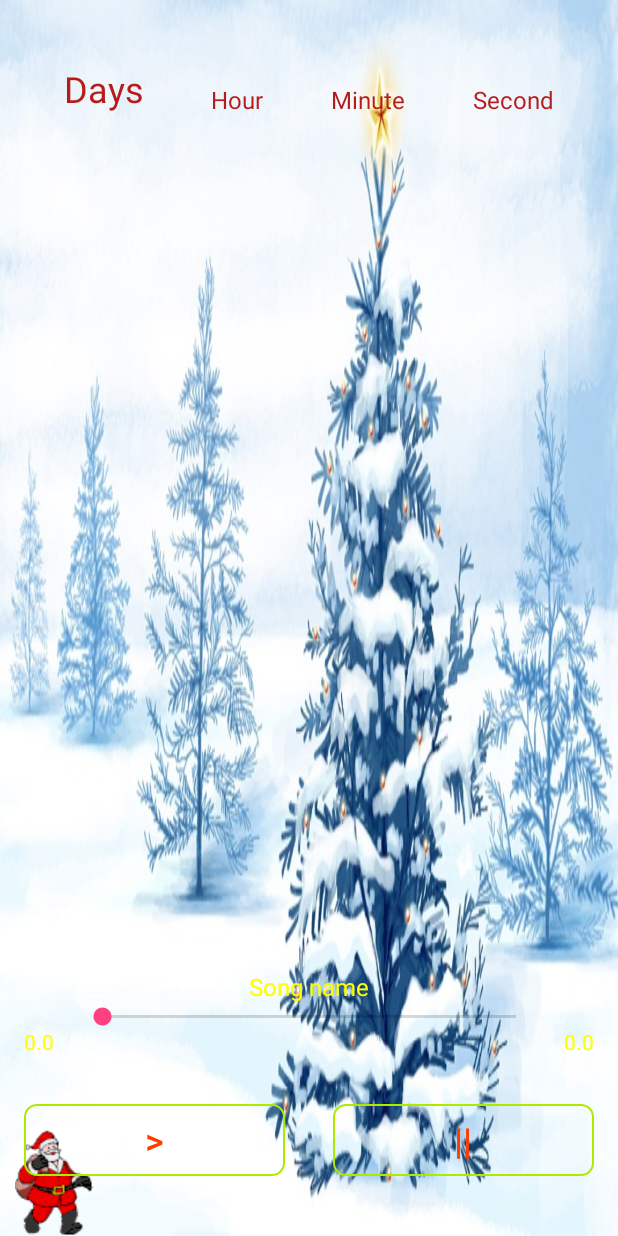
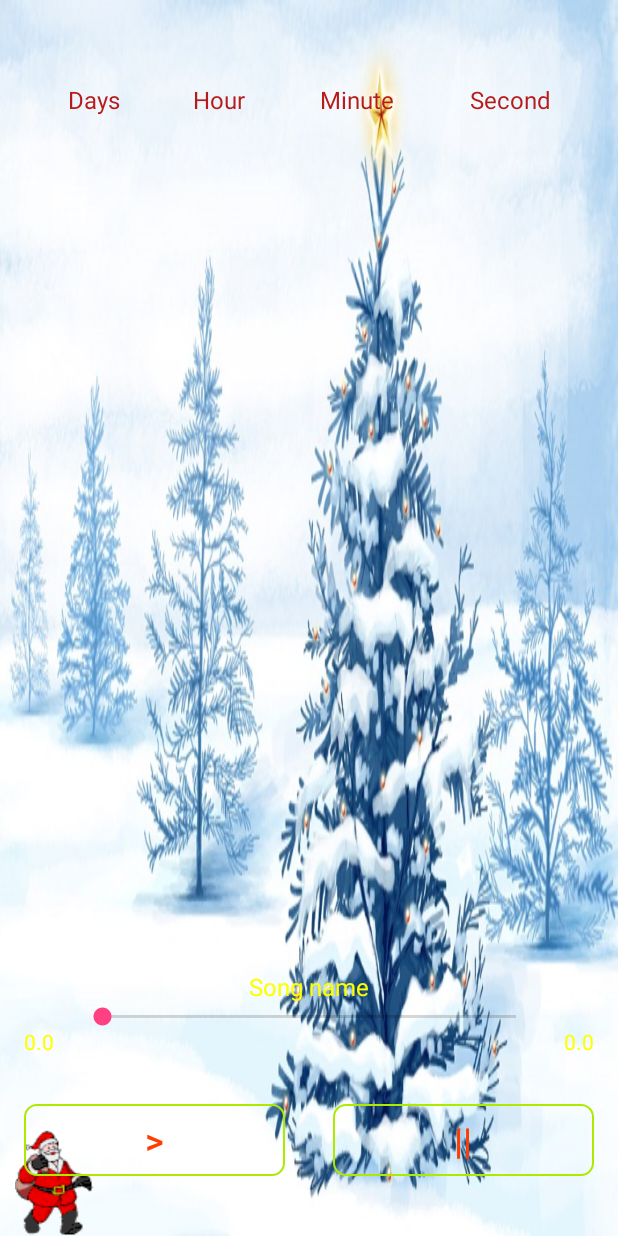
Before and after one commit to ilentt/MerryChristmas, an Android app: the layout content_main.xml on its own in the app's theme, with its tools: preview values and no code run, on a phone screen of 412 x 824 dp. Run offline under Robolectric (Android 15) with nearby library versions, the phone set to English and light mode, and no system bars.

Commit message:
Fix bug and update screenshot

```diff
--- a/app/src/main/java/com/ilenlab/ilentt/merrychristmas/MainActivity.java
+++ b/app/src/main/java/com/ilenlab/ilentt/merrychristmas/MainActivity.java
@@ -24,6 +24,9 @@ import java.util.concurrent.TimeUnit;
 
 public class MainActivity extends AppCompatActivity {
 
+    private static int oneTimeOnly = 0;
+    private static SimpleDateFormat dateFormat = new SimpleDateFormat("dd/MM/yyyy HH:mm:ss");
+    private static String FUTURE_DATE = "18/12/2015 22:30:00";
     private TextView txtDay, txtHour, txtMinute, txtSecond, txtEvent, txtRemind, txtTotal, txtSong;
     private Button btnPlay, btnPause;
     private MediaPlayer mediaPlayer;
@@ -35,10 +38,19 @@ public class MainActivity extends AppCompatActivity {
     private ImageView img_animation;
     private float length;
     private RelativeLayout relativeRoot;
-
-    private static int oneTimeOnly = 0;
-    private static SimpleDateFormat dateFormat = new SimpleDateFormat("dd/MM/yyyy HH:mm:ss");
-    private static String FUTURE_DATE = "18/12/2015 20:30:00";
+    private Runnable UpdateSongTime = new Runnable() {
+        @Override
+        public void run() {
+            startTime = mediaPlayer.getCurrentPosition();
+            txtRemind.setText(String.format("%d:%d",
+                            TimeUnit.MILLISECONDS.toMinutes((long) startTime),
+                            TimeUnit.MILLISECONDS.toSeconds((long) startTime) -
+                                    TimeUnit.MINUTES.toSeconds(TimeUnit.MILLISECONDS.toMinutes((long) startTime)))
+            );
+            seekBar.setProgress((int) startTime);
+            handler.postDelayed(this, 100);
+        }
+    };
 
     @Override
     protected void onCreate(Bundle savedInstanceState) {
@@ -133,20 +145,6 @@ public class MainActivity extends AppCompatActivity {
         setSupportActionBar(toolbar);
     }
 
-    private Runnable UpdateSongTime = new Runnable() {
-        @Override
-        public void run() {
-            startTime = mediaPlayer.getCurrentPosition();
-            txtRemind.setText(String.format("%d:%d",
-                    TimeUnit.MILLISECONDS.toMinutes((long) startTime),
-                    TimeUnit.MILLISECONDS.toSeconds((long) startTime) -
-                    TimeUnit.MINUTES.toSeconds(TimeUnit.MILLISECONDS.toMinutes((long) startTime)))
-            );
-            seekBar.setProgress((int) startTime);
-            handler.postDelayed(this, 100);
-        }
-    };
-
     public void moveImage(long duration, float from, float to) {
         try {
             TranslateAnimation animation = new TranslateAnimation(from, to, 0.0f, 0.0f);
@@ -169,7 +167,7 @@ public class MainActivity extends AppCompatActivity {
                 handler.postDelayed(this, 1000);
                 try {
 
-                    Date futureDate = dateFormat.parse(FUTURE_DATE);;
+                    Date futureDate = dateFormat.parse(FUTURE_DATE);
                     Date currentDate = new Date();
 
                     if(currentDate.before(futureDate)) {
@@ -211,7 +209,7 @@ public class MainActivity extends AppCompatActivity {
             }
         };
 
-        handler.postDelayed(runnable, 1 * 1000);
+        handler.postDelayed(runnable, 1000);
     }
 
     public void performAction() {
--- a/app/src/main/res/layout/content_main.xml
+++ b/app/src/main/res/layout/content_main.xml
@@ -2,13 +2,13 @@
 <RelativeLayout xmlns:android="http://schemas.android.com/apk/res/android"
     xmlns:app="http://schemas.android.com/apk/res-auto"
     xmlns:tools="http://schemas.android.com/tools"
+    android:id="@+id/relative_root"
     android:layout_width="match_parent"
     android:layout_height="match_parent"
+    android:background="@drawable/bg1"
     app:layout_behavior="@string/appbar_scrolling_view_behavior"
     tools:context="com.ilenlab.ilentt.merrychristmas.MainActivity"
-    tools:showIn="@layout/activity_main"
-    android:id="@+id/relative_root"
-    android:background="@drawable/bg1">
+    tools:showIn="@layout/activity_main">
 
     <RelativeLayout
         android:layout_width="match_parent"
@@ -18,10 +18,10 @@
             android:id="@+id/img_animation"
             android:layout_width="wrap_content"
             android:layout_height="wrap_content"
+            android:layout_alignParentBottom="true"
             android:layout_marginLeft="10dp"
             android:layout_marginTop="42dp"
-            android:src="@drawable/santa"
-            android:layout_alignParentBottom="true"/>
+            android:src="@drawable/santa" />
 
         <LinearLayout
             android:id="@+id/linearTime"
@@ -47,9 +47,9 @@
                     android:layout_height="wrap_content"
                     android:layout_weight="3"
                     android:gravity="center"
-                    android:textSize="@dimen/sizeButtonText"
                     android:textAppearance="?android:attr/textAppearanceLarge"
-                    android:textColor="@color/redChristmas" />
+                    android:textColor="@color/redChristmas"
+                    android:textSize="@dimen/sizeTimer" />
 
                 <TextView
                     android:id="@+id/textview_txtDay"
@@ -58,9 +58,9 @@
                     android:layout_weight="1"
                     android:gravity="center_horizontal"
                     android:text="Days"
-                    android:textSize="@dimen/sizeButtonText"
                     android:textAppearance="?android:attr/textAppearanceSmall"
-                    android:textColor="@color/redChristmas" />
+                    android:textColor="@color/redChristmas"
+                    android:textSize="@dimen/sizeTimerText" />
 
             </LinearLayout>
 
@@ -78,9 +78,9 @@
                     android:layout_height="wrap_content"
                     android:layout_weight="3"
                     android:gravity="center"
-                    android:textSize="@dimen/sizeTimer"
                     android:textAppearance="?android:attr/textAppearanceLarge"
-                    android:textColor="@color/redChristmas" />
+                    android:textColor="@color/redChristmas"
+                    android:textSize="@dimen/sizeTimer" />
 
                 <TextView
                     android:id="@+id/textview_txtHour"
@@ -89,9 +89,9 @@
                     android:layout_weight="1"
                     android:gravity="center_horizontal"
                     android:text="Hour"
-                    android:textSize="@dimen/sizeTimerText"
                     android:textAppearance="?android:attr/textAppearanceSmall"
-                    android:textColor="@color/redChristmas" />
+                    android:textColor="@color/redChristmas"
+                    android:textSize="@dimen/sizeTimerText" />
 
             </LinearLayout>
 
@@ -109,9 +109,9 @@
                     android:layout_height="wrap_content"
                     android:layout_weight="3"
                     android:gravity="center"
-                    android:textSize="@dimen/sizeTimer"
                     android:textAppearance="?android:attr/textAppearanceLarge"
-                    android:textColor="@color/redChristmas" />
+                    android:textColor="@color/redChristmas"
+                    android:textSize="@dimen/sizeTimer" />
 
                 <TextView
                     android:id="@+id/textview_txtMinute"
@@ -120,9 +120,9 @@
                     android:layout_weight="1"
                     android:gravity="center_horizontal"
                     android:text="Minute"
-                    android:textSize="@dimen/sizeTimerText"
                     android:textAppearance="?android:attr/textAppearanceSmall"
-                    android:textColor="@color/redChristmas" />
+                    android:textColor="@color/redChristmas"
+                    android:textSize="@dimen/sizeTimerText" />
 
             </LinearLayout>
 
@@ -140,9 +140,9 @@
                     android:layout_height="wrap_content"
                     android:layout_weight="3"
                     android:gravity="center"
-                    android:textSize="@dimen/sizeTimer"
                     android:textAppearance="?android:attr/textAppearanceLarge"
-                    android:textColor="@color/redChristmas" />
+                    android:textColor="@color/redChristmas"
+                    android:textSize="@dimen/sizeTimer" />
 
                 <TextView
                     android:id="@+id/textview_txtSecond"
@@ -151,9 +151,9 @@
                     android:layout_weight="1"
                     android:gravity="center_horizontal"
                     android:text="Second"
-                    android:textSize="@dimen/sizeTimerText"
                     android:textAppearance="?android:attr/textAppearanceSmall"
-                    android:textColor="@color/redChristmas" />
+                    android:textColor="@color/redChristmas"
+                    android:textSize="@dimen/sizeTimerText" />
 
             </LinearLayout>
 
@@ -171,8 +171,8 @@
             android:id="@+id/linear_container"
             android:layout_width="match_parent"
             android:layout_height="wrap_content"
-            android:orientation="vertical"
-            android:layout_marginBottom="@dimen/even_margin">
+            android:layout_marginBottom="@dimen/even_margin"
+            android:orientation="vertical">
 
             <LinearLayout
                 android:id="@+id/linear_event"
@@ -184,11 +184,11 @@
                     android:id="@+id/textview_Event"
                     android:layout_width="match_parent"
                     android:layout_height="wrap_content"
+                    android:gravity="center"
                     android:text="Merry christmas"
                     android:textColor="@color/songText"
-                    android:visibility="gone"
                     android:textSize="@dimen/sizeEventText"
-                    android:gravity="center"/>
+                    android:visibility="gone" />
 
             </LinearLayout>
 
@@ -202,10 +202,10 @@
                     android:id="@+id/textview_Song"
                     android:layout_width="match_parent"
                     android:layout_height="wrap_content"
+                    android:gravity="center"
                     android:text="Song name"
-                    android:textSize="@dimen/sizeTimerText"
                     android:textColor="@color/songText"
-                    android:gravity="center"/>
+                    android:textSize="@dimen/sizeTimerText" />
             </LinearLayout>
 
             <LinearLayout
@@ -218,11 +218,11 @@
                     android:id="@+id/textview_Remind"
                     android:layout_width="wrap_content"
                     android:layout_height="wrap_content"
+                    android:layout_margin="@dimen/activity_horizontal_margin"
                     android:layout_weight="0"
                     android:text="0.0"
-                    android:textColor="@color/songText"
-                    android:layout_margin="@dimen/activity_horizontal_margin"
-                    android:textAppearance="?android:attr/textAppearanceSmall" />
+                    android:textAppearance="?android:attr/textAppearanceSmall"
+                    android:textColor="@color/songText" />
 
                 <SeekBar
                     android:id="@+id/seekBar"
@@ -234,11 +234,11 @@
                     android:id="@+id/textview_Total"
                     android:layout_width="wrap_content"
                     android:layout_height="wrap_content"
+                    android:layout_margin="@dimen/activity_horizontal_margin"
                     android:layout_weight="0"
                     android:text="0.0"
-                    android:textColor="@color/songText"
-                    android:layout_margin="@dimen/activity_horizontal_margin"
-                    android:textAppearance="?android:attr/textAppearanceSmall" />
+                    android:textAppearance="?android:attr/textAppearanceSmall"
+                    android:textColor="@color/songText" />
             </LinearLayout>
 
             <LinearLayout
@@ -251,23 +251,23 @@
                     android:id="@+id/button_Play"
                     android:layout_width="0dp"
                     android:layout_height="wrap_content"
+                    android:layout_margin="@dimen/activity_horizontal_margin"
                     android:layout_weight="1"
                     android:background="@drawable/rounded"
-                    android:layout_margin="@dimen/activity_horizontal_margin"
+                    android:text=">"
                     android:textColor="@color/buttonText"
-                    android:textSize="@dimen/sizeButtonText"
-                    android:text=">" />
+                    android:textSize="@dimen/sizeButtonText" />
 
                 <Button
                     android:id="@+id/button_Pause"
                     android:layout_width="0dp"
                     android:layout_height="wrap_content"
+                    android:layout_margin="@dimen/activity_horizontal_margin"
                     android:layout_weight="1"
                     android:background="@drawable/rounded"
-                    android:layout_margin="@dimen/activity_horizontal_margin"
+                    android:text="||"
                     android:textColor="@color/buttonText"
-                    android:textSize="@dimen/sizeButtonText"
-                    android:text="||" />
+                    android:textSize="@dimen/sizeButtonText" />
 
             </LinearLayout>
         </LinearLayout>
```
Also changed, not shown: app/src/main/res/drawable/screenshot1.png.
